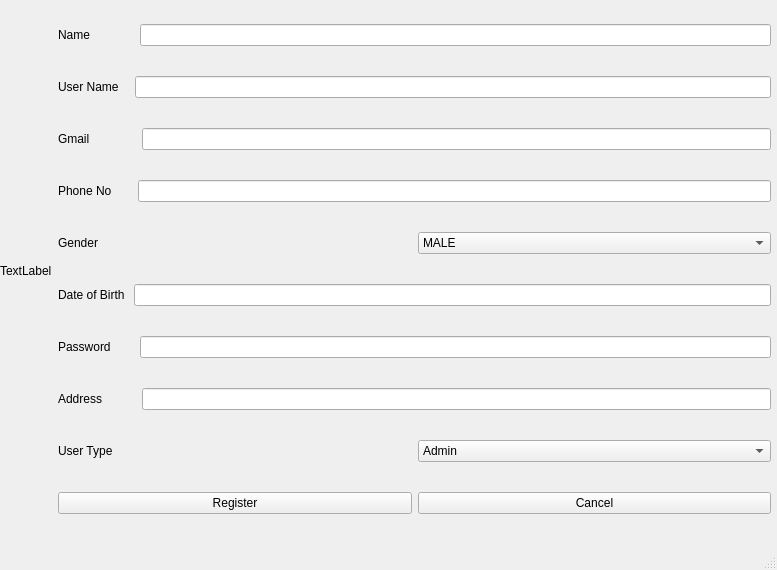
Before: the Qt Designer form Projects/Big Projects/School Registration Login Portal GUI/login_form.ui in Satish-Kumar-Verma/Python-Programming, drawn with Qt 5.
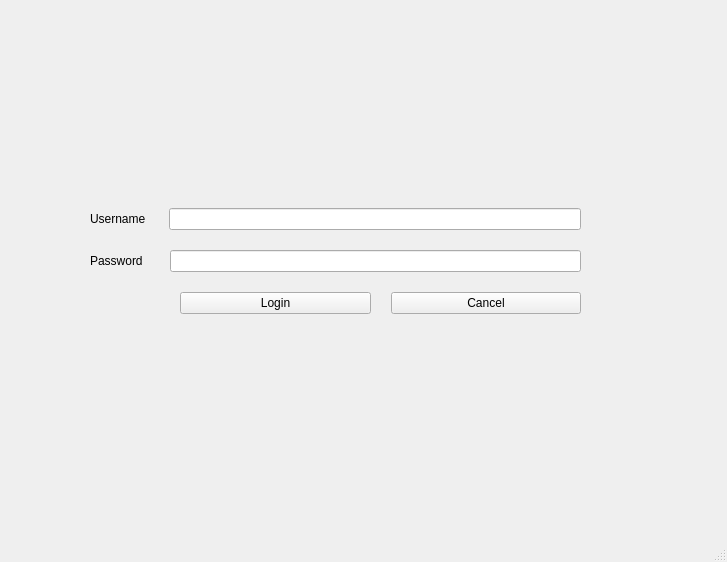
After: the same form once the commit is applied. Icons and pictures are not drawn.

The edit to the form file:
```diff
--- a/Projects/Big Projects/School Registration Login Portal GUI/login_form.ui
+++ b/Projects/Big Projects/School Registration Login Portal GUI/login_form.ui
@@ -6,144 +6,75 @@
    <rect>
     <x>0</x>
     <y>0</y>
-    <width>777</width>
-    <height>570</height>
+    <width>727</width>
+    <height>562</height>
    </rect>
   </property>
   <property name="windowTitle">
    <string>MainWindow</string>
   </property>
+  <property name="layoutDirection">
+   <enum>Qt::LeftToRight</enum>
+  </property>
   <widget class="QWidget" name="centralwidget">
    <widget class="QWidget" name="horizontalLayoutWidget">
     <property name="geometry">
      <rect>
-      <x>0</x>
-      <y>0</y>
-      <width>771</width>
-      <height>541</height>
+      <x>90</x>
+      <y>30</y>
+      <width>491</width>
+      <height>461</height>
      </rect>
     </property>
-    <layout class="QHBoxLayout" name="horizontalLayout_5">
+    <layout class="QVBoxLayout" name="verticalLayout">
+     <property name="spacing">
+      <number>20</number>
+     </property>
      <item>
       <widget class="QLabel" name="label">
-       <property name="text">
-        <string>TextLabel</string>
+       <property name="sizePolicy">
+        <sizepolicy hsizetype="Minimum" vsizetype="Minimum">
+         <horstretch>0</horstretch>
+         <verstretch>0</verstretch>
+        </sizepolicy>
        </property>
-      </widget>
-     </item>
-     <item>
-      <layout class="QVBoxLayout" name="verticalLayout_3">
-       <item>
-        <layout class="QHBoxLayout" name="horizontalLayout_15">
-         <item>
-          <widget class="QLabel" name="label_10">
            <property name="text">
-            <string>Name             </string>
-           </property>
-          </widget>
-         </item>
-         <item>
-          <widget class="QLineEdit" name="lineEdit_9"/>
-         </item>
-        </layout>
-       </item>
-       <item>
-        <layout class="QHBoxLayout" name="horizontalLayout_14">
-         <item>
-          <widget class="QLabel" name="label_11">
-           <property name="text">
-            <string>User Name   </string>
-           </property>
-          </widget>
-         </item>
-         <item>
-          <widget class="QLineEdit" name="lineEdit_10"/>
-         </item>
-        </layout>
-       </item>
-       <item>
-        <layout class="QHBoxLayout" name="horizontalLayout_13">
-         <item>
-          <widget class="QLabel" name="label_9">
-           <property name="text">
-            <string>Gmail              </string>
-           </property>
-          </widget>
-         </item>
-         <item>
-          <widget class="QLineEdit" name="lineEdit_8"/>
-         </item>
-        </layout>
-       </item>
-       <item>
-        <layout class="QHBoxLayout" name="horizontalLayout_12">
-         <item>
-          <widget class="QLabel" name="label_8">
-           <property name="text">
-            <string>Phone No      </string>
-           </property>
-          </widget>
-         </item>
-         <item>
-          <widget class="QLineEdit" name="lineEdit_7"/>
-         </item>
-        </layout>
-       </item>
-       <item>
-        <layout class="QHBoxLayout" name="horizontalLayout_11">
-         <item>
-          <widget class="QLabel" name="label_7">
-           <property name="text">
-            <string>Gender         </string>
+        <string/>
+       </property>
+       <property name="pixmap">
+        <pixmap>login_logo.png</pixmap>
+       </property>
+       <property name="scaledContents">
+        <bool>false</bool>
+       </property>
+       <property name="alignment">
+        <set>Qt::AlignCenter</set>
+       </property>
+       <property name="margin">
+        <number>-20</number>
            </property>
           </widget>
          </item>
          <item>
-          <widget class="QComboBox" name="comboBox">
+      <layout class="QHBoxLayout" name="horizontalLayout_3">
            <item>
+        <widget class="QLabel" name="label_3">
             <property name="text">
-             <string>MALE</string>
-            </property>
-           </item>
-           <item>
-            <property name="text">
-             <string>FEMALE</string>
-            </property>
-           </item>
-           <item>
-            <property name="text">
-             <string>GAY</string>
-            </property>
-           </item>
-           <item>
-            <property name="text">
-             <string>I don't want to tell you!</string>
-            </property>
-           </item>
-          </widget>
-         </item>
-        </layout>
-       </item>
+          <string>Username </string>
+         </property>
+        </widget>
+       </item>
        <item>
-        <layout class="QHBoxLayout" name="horizontalLayout_10">
-         <item>
-          <widget class="QLabel" name="label_6">
-           <property name="text">
-            <string>Date of Birth </string>
-           </property>
-          </widget>
-         </item>
-         <item>
-          <widget class="QLineEdit" name="lineEdit_5"/>
-         </item>
+        <widget class="QLineEdit" name="lineEdit_2"/>
+       </item>
         </layout>
        </item>
        <item>
-        <layout class="QHBoxLayout" name="horizontalLayout_9">
+      <layout class="QHBoxLayout" name="horizontalLayout_4">
          <item>
-          <widget class="QLabel" name="label_5">
+        <widget class="QLabel" name="label_2">
            <property name="text">
-            <string>Password       </string>
+          <string>Password  </string>
            </property>
           </widget>
          </item>
@@ -160,65 +91,17 @@
         </layout>
        </item>
        <item>
-        <layout class="QHBoxLayout" name="horizontalLayout_8">
-         <item>
-          <widget class="QLabel" name="label_4">
-           <property name="text">
-            <string>Address          </string>
-           </property>
-          </widget>
-         </item>
-         <item>
-          <widget class="QLineEdit" name="lineEdit_3"/>
-         </item>
-        </layout>
-       </item>
-       <item>
-        <layout class="QHBoxLayout" name="horizontalLayout_6">
-         <item>
-          <widget class="QLabel" name="label_2">
-           <property name="text">
-            <string>User Type       </string>
-           </property>
-          </widget>
-         </item>
-         <item>
-          <widget class="QComboBox" name="comboBox_2">
-           <item>
-            <property name="text">
-             <string>Admin</string>
-            </property>
-           </item>
-           <item>
-            <property name="text">
-             <string>Moderator</string>
-            </property>
-           </item>
-           <item>
-            <property name="text">
-             <string>Editor</string>
-            </property>
-           </item>
-           <item>
-            <property name="text">
-             <string>Student</string>
-            </property>
-           </item>
-           <item>
-            <property name="text">
-             <string>Teacher</string>
-            </property>
-           </item>
-          </widget>
-         </item>
-        </layout>
-       </item>
-       <item>
-        <layout class="QHBoxLayout" name="horizontalLayout_7">
+      <layout class="QHBoxLayout" name="horizontalLayout_5">
+       <property name="leftMargin">
+        <number>90</number>
+       </property>
+       <property name="rightMargin">
+        <number>0</number>
+       </property>
          <item>
           <widget class="QPushButton" name="pushButton">
            <property name="text">
-            <string>Register</string>
+          <string>Login</string>
            </property>
           </widget>
          </item>
@@ -231,6 +114,27 @@
          </item>
         </layout>
        </item>
+     <item>
+      <layout class="QHBoxLayout" name="horizontalLayout">
+       <property name="spacing">
+        <number>20</number>
+       </property>
+       <item>
+        <widget class="QLabel" name="label_4">
+         <property name="font">
+          <font>
+           <family>Sahadeva</family>
+           <pointsize>12</pointsize>
+           <weight>75</weight>
+           <italic>true</italic>
+           <bold>true</bold>
+          </font>
+         </property>
+         <property name="text">
+          <string/>
+         </property>
+        </widget>
+       </item>
       </layout>
      </item>
     </layout>
```
Left out of the diff: 9 changed lines with no effect on the pictures. Lines whose indentation alone changed are shown as unchanged.
